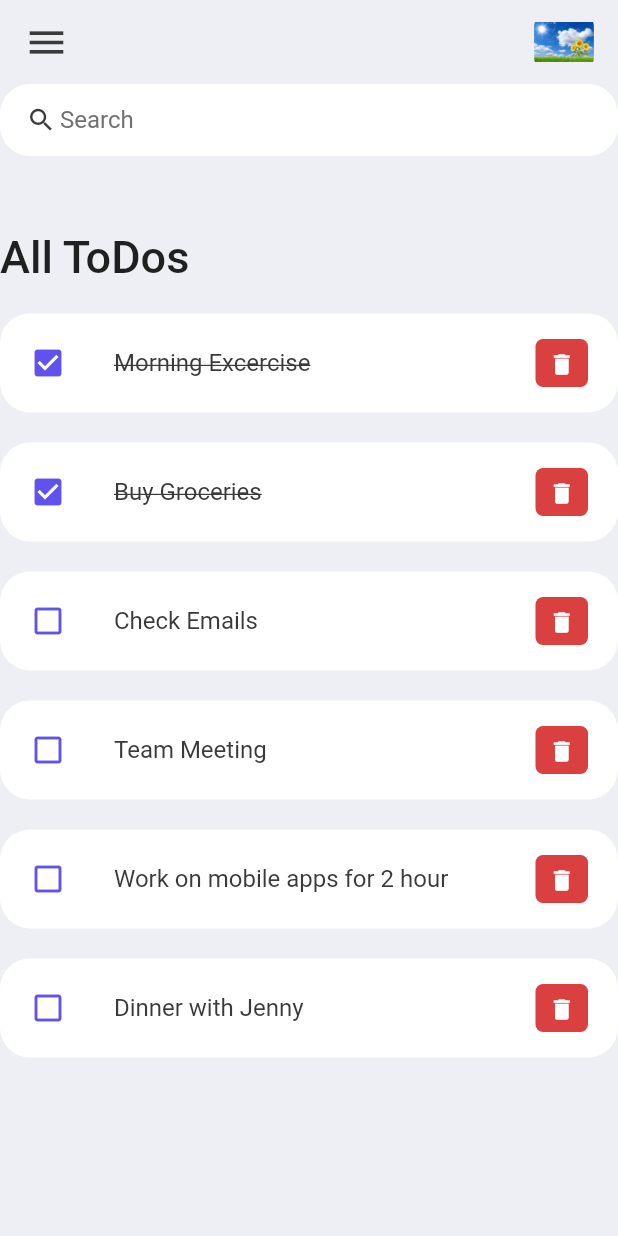
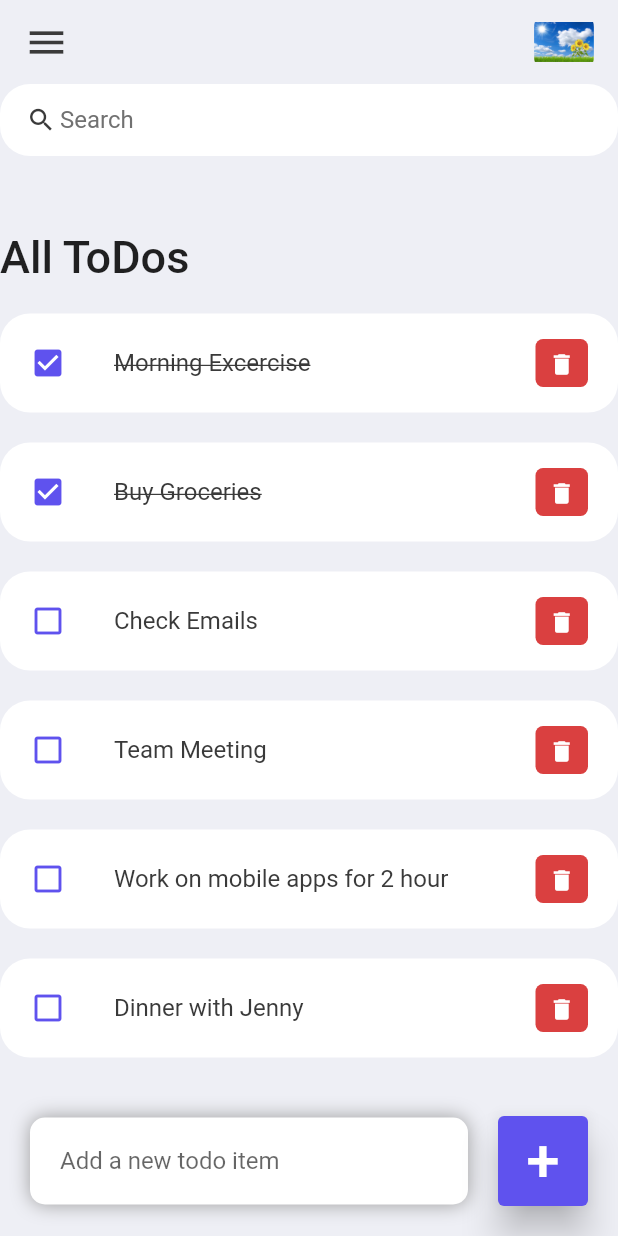
Before and after one commit to vantoc/flutter_todo_app, a Flutter app: the screen it shows after launch, on a phone screen of 412 x 824 dp. Run offline on Flutter 3.47's test engine with Material 2 defaults, Android fonts, the phone set to English and light mode, and no system bars.

Commit message:
Delete item todo

```diff
--- a/lib/screens/home.dart
+++ b/lib/screens/home.dart
@@ -3,7 +3,12 @@ import 'package:todo_app_flutter/constants/colors.dart';
 import 'package:todo_app_flutter/model/todo.dart';
 import 'package:todo_app_flutter/widgets/todo_item.dart';
 
-class Home extends StatelessWidget {
+class Home extends StatefulWidget {
+  @override
+  State<Home> createState() => _HomeState();
+}
+
+class _HomeState extends State<Home> {
   final todosList = ToDo.todoList();
 
   @override
@@ -11,7 +16,9 @@ class Home extends StatelessWidget {
     return Scaffold(
       backgroundColor: tdBGColor,
       appBar: _buildAppBar(),
-      body: Container(
+      body: Stack(
+        children: [
+          Container(
             child: Column(
               children: [
                 searchBox(),
@@ -31,14 +38,89 @@ class Home extends StatelessWidget {
                           ),
                         ),
                       ),
-                  for (ToDo todo in todosList) ToDoItem(todo: todo),
+                      for (ToDo todo in todosList)
+                        ToDoItem(
+                            todo: todo,
+                            onTodoChanged: _handleToDoChange,
+                            onDeleteItem: _deleteToDoItem),
                     ],
                   ),
                 ),
               ],
             ),
           ),
+          Align(
+            alignment: Alignment.bottomCenter,
+            child: Row(
+              children: [
+                Expanded(
+                  child: Container(
+                    padding: EdgeInsets.symmetric(
+                      horizontal: 20,
+                      vertical: 5,
+                    ),
+                    margin: EdgeInsets.only(
+                      bottom: 20,
+                      right: 20,
+                      left: 20,
+                    ),
+                    decoration: BoxDecoration(
+                      color: Colors.white,
+                      boxShadow: const [
+                        BoxShadow(
+                            color: Colors.grey,
+                            offset: Offset(0.0, 0.0),
+                            blurRadius: 10.0,
+                            spreadRadius: 0.0)
+                      ],
+                      borderRadius: BorderRadius.circular(10),
+                    ),
+                    child: TextField(
+                      decoration: InputDecoration(
+                        hintText: 'Add a new todo item',
+                        border: InputBorder.none,
+                      ),
+                    ),
+                  ),
+                ),
+                Container(
+                  margin: EdgeInsets.only(
+                    bottom: 20,
+                    right: 20,
+                  ),
+                  child: ElevatedButton(
+                    child: Text(
+                      '+',
+                      style: TextStyle(
+                        fontSize: 40,
+                      ),
+                    ),
+                    onPressed: () {},
+                    style: ElevatedButton.styleFrom(
+                      backgroundColor: tdBlue,
+                      minimumSize: Size(60, 60),
+                      elevation: 10,
+                    ),
+                  ),
+                ),
+              ],
+            ),
+          )
+        ],
+      ),
     );
+  }
+
+  void _handleToDoChange(ToDo todo) {
+    setState(() {
+      todo.isDone = !todo.isDone;
+    });
+  }
+
+  void _deleteToDoItem(String id) {
+    setState(() {
+      todosList.removeWhere((item) => item.id == id);
+    });
   }
 
   Widget searchBox() {
--- a/lib/widgets/todo_item.dart
+++ b/lib/widgets/todo_item.dart
@@ -3,17 +3,21 @@ import 'package:todo_app_flutter/constants/colors.dart';
 import 'package:todo_app_flutter/model/todo.dart';
 
 class ToDoItem extends StatelessWidget {
-  const ToDoItem({super.key, required this.todo});
+  const ToDoItem(
+      {super.key,
+      required this.todo,
+      required this.onTodoChanged,
+      required this.onDeleteItem});
   final ToDo todo;
 
+  final Function onTodoChanged;
+  final Function onDeleteItem;
   @override
   Widget build(BuildContext context) {
     return Container(
       margin: const EdgeInsets.only(bottom: 20),
       child: ListTile(
-        onTap: () {
-          print('Clicked on Todo Item');
-        },
+        onTap: () => onTodoChanged(todo),
         shape: RoundedRectangleBorder(
           borderRadius: BorderRadius.circular(20),
         ),
@@ -47,9 +51,7 @@ class ToDoItem extends StatelessWidget {
             color: Colors.white,
             iconSize: 18,
             icon: Icon(Icons.delete),
-            onPressed: () {
-              print('Clicked on delete icon');
-            },
+            onPressed: () => onDeleteItem(todo.id),
           ),
         ),
       ),
```
Lines whose indentation alone changed are shown as unchanged.
